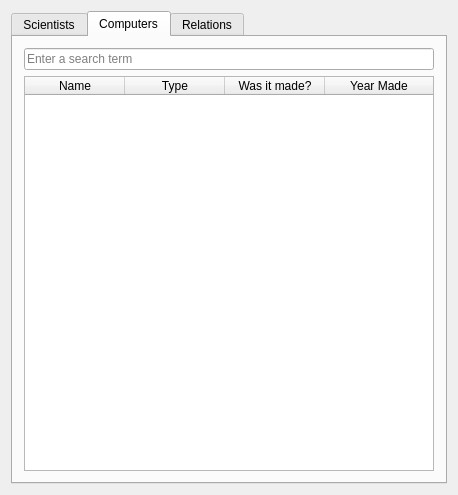
Above: week3/mainwindow.ui from jonsig/verklegt-namskeid-1 before the change. Below: the same form after it.
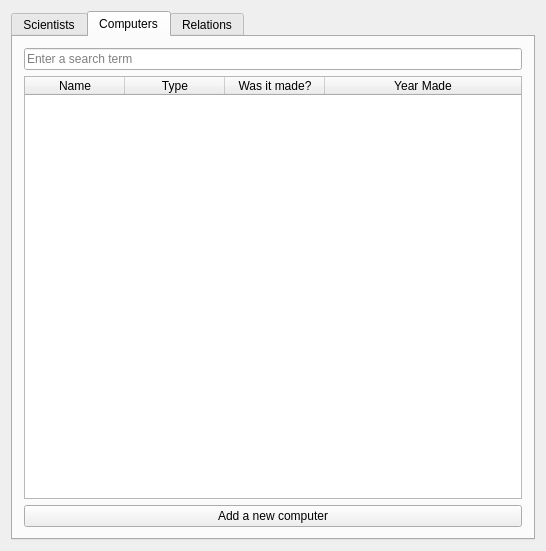
That is the form after the change. The open tabs and pages were chosen to show the change.

Commit message: bætti við add computer

What changed in the file:
```diff
--- a/week3/mainwindow.ui
+++ b/week3/mainwindow.ui
@@ -6,8 +6,8 @@
    <rect>
     <x>0</x>
     <y>0</y>
-    <width>458</width>
-    <height>495</height>
+    <width>546</width>
+    <height>551</height>
    </rect>
   </property>
   <property name="windowTitle">
@@ -141,6 +141,17 @@
           </column>
          </widget>
         </item>
+        <item>
+         <layout class="QHBoxLayout" name="horizontalLayout_2">
+          <item>
+           <widget class="QPushButton" name="buttonAddNewComputer">
+            <property name="text">
+             <string>Add a new computer</string>
+            </property>
+           </widget>
+          </item>
+         </layout>
+        </item>
        </layout>
       </widget>
       <widget class="QWidget" name="tablRelations">
```
Left out of the diff: 2 changed lines with no effect on the pictures. The commit also changes 6 other files.
